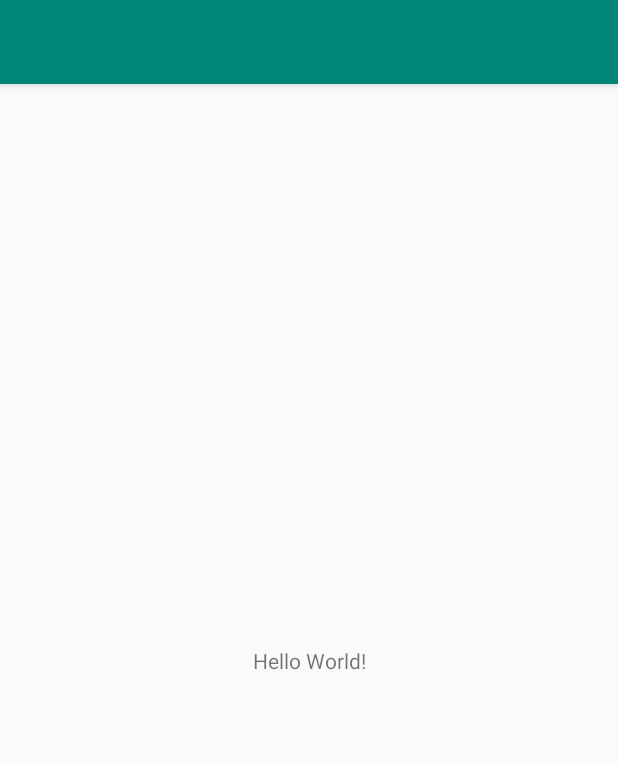
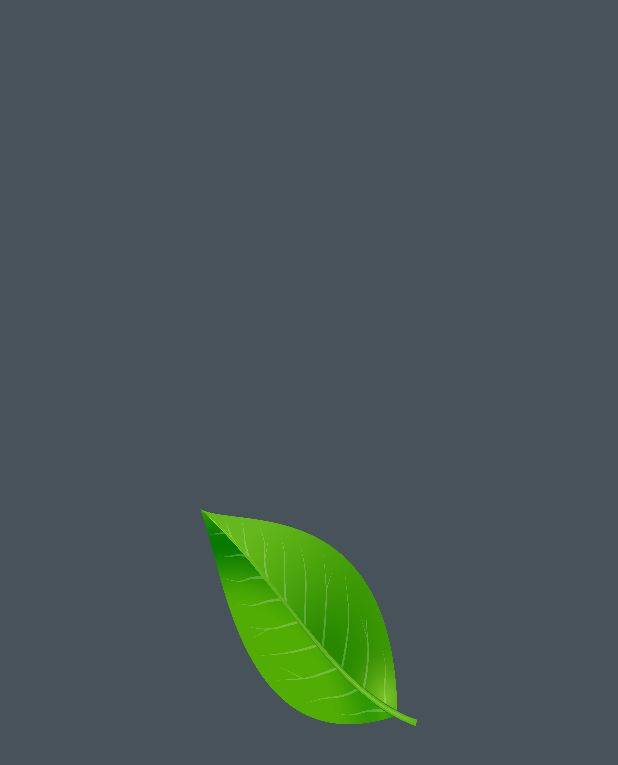
Before and after one commit to chaibytes/Basil, an Android app: the layout activity_main.xml on its own in the app's theme, with its tools: preview values and no code run, on a phone screen of 412 x 824 dp. Shown: the top 765 px of the screen. Run offline under Robolectric (Android 15) with nearby library versions, the phone set to English and light mode, and no system bars.

Commit message:
Animation and overlay to camera.

```diff
--- a/app/build.gradle
+++ b/app/build.gradle
@@ -4,7 +4,7 @@ android {
     compileSdkVersion 28
     defaultConfig {
         applicationId "com.example.basilandroid"
-        minSdkVersion 15
+        minSdkVersion 17
         targetSdkVersion 28
         versionCode 1
         versionName "1.0"
--- a/app/src/main/AndroidManifest.xml
+++ b/app/src/main/AndroidManifest.xml
@@ -17,6 +17,7 @@
         <activity
             android:name=".MainActivity"
             android:label="@string/app_name"
+            android:screenOrientation="portrait"
             android:theme="@style/AppTheme.NoActionBar">
             <intent-filter>
                 <action android:name="android.intent.action.MAIN" />
@@ -24,8 +25,6 @@
                 <category android:name="android.intent.category.LAUNCHER" />
             </intent-filter>
         </activity>
-        <activity android:name=".CameraActivity"
-            android:screenOrientation="portrait"/>
     </application>
 
 </manifest>
--- /dev/null
+++ b/app/src/main/java/com/example/basilandroid/OverlayImageView.java
@@ -0,0 +1,54 @@
+package com.example.basilandroid;
+
+import android.content.Context;
+import android.graphics.Canvas;
+import android.graphics.Paint;
+import android.graphics.PorterDuff;
+import android.graphics.PorterDuffXfermode;
+import android.graphics.RectF;
+import android.support.v7.widget.AppCompatImageView;
+import android.util.AttributeSet;
+import android.view.View;
+
+public class OverlayImageView extends AppCompatImageView {
+
+    private RectF circleRect = null;
+    private RectF rect = null;
+    private int radius;
+
+    public OverlayImageView(Context context, AttributeSet attrs) {
+        super(context, attrs);
+        setLayerType(View.LAYER_TYPE_SOFTWARE, null);
+    }
+
+    public void setCircle(RectF rect, int radius) {
+        this.circleRect = rect;
+        this.radius = radius;
+        //Redraw after defining circle
+        postInvalidate();
+    }
+
+    public void setRect(RectF rect) {
+        this.rect = rect;
+        //Redraw after defining rectangle
+        postInvalidate();
+    }
+
+    @Override
+    public void onDraw(Canvas canvas) {
+        super.onDraw(canvas);
+        Paint paint = new Paint(Paint.ANTI_ALIAS_FLAG);
+        paint.setColor(getResources().getColor(R.color.camerabackground));
+        paint.setStyle(Paint.Style.FILL);
+        canvas.drawPaint(paint);
+
+        paint.setXfermode(new PorterDuffXfermode(PorterDuff.Mode.CLEAR));
+        if(circleRect != null) {
+            canvas.drawRoundRect(circleRect, radius, radius, paint);
+        } else if (rect != null) {
+            canvas.drawRect(rect, paint);
+        }
+
+    }
+
+}
--- a/app/src/main/res/layout/activity_main.xml
+++ b/app/src/main/res/layout/activity_main.xml
@@ -1,25 +1,24 @@
 <?xml version="1.0" encoding="utf-8"?>
-<android.support.design.widget.CoordinatorLayout xmlns:android="http://schemas.android.com/apk/res/android"
-    xmlns:app="http://schemas.android.com/apk/res-auto"
+<FrameLayout xmlns:android="http://schemas.android.com/apk/res/android"
     xmlns:tools="http://schemas.android.com/tools"
     android:layout_width="match_parent"
     android:layout_height="match_parent"
     tools:context=".MainActivity">
 
-    <android.support.design.widget.AppBarLayout
+    <include layout="@layout/camera_preview"/>
+
+
+    <com.example.basilandroid.OverlayImageView
+        android:id="@+id/overlay"
         android:layout_width="match_parent"
-        android:layout_height="wrap_content"
-        android:theme="@style/AppTheme.AppBarOverlay">
+        android:layout_height="match_parent" />
 
-        <android.support.v7.widget.Toolbar
-            android:id="@+id/toolbar"
-            android:layout_width="match_parent"
-            android:layout_height="?attr/actionBarSize"
-            android:background="?attr/colorPrimary"
-            app:popupTheme="@style/AppTheme.PopupOverlay" />
 
-    </android.support.design.widget.AppBarLayout>
+    <ImageView
+        android:background="@drawable/basil_leaf"
+        android:id="@+id/basil_leaf_image"
+        android:layout_gravity="center"
+        android:layout_width="150dp"
+        android:layout_height="150dp" />
 
-    <include layout="@layout/content_main" />
-
-</android.support.design.widget.CoordinatorLayout>
+</FrameLayout>
--- a/app/src/main/res/layout/content_main.xml
+++ b/app/src/main/res/layout/content_main.xml
@@ -8,13 +8,18 @@
     tools:context=".MainActivity"
     tools:showIn="@layout/activity_main">
 
-    <TextView
-        android:layout_width="wrap_content"
-        android:layout_height="wrap_content"
-        android:text="Hello World!"
-        app:layout_constraintBottom_toBottomOf="parent"
-        app:layout_constraintLeft_toLeftOf="parent"
-        app:layout_constraintRight_toRightOf="parent"
-        app:layout_constraintTop_toTopOf="parent" />
+    <!--<TextView-->
+        <!--android:layout_width="wrap_content"-->
+        <!--android:layout_height="wrap_content"-->
+        <!--android:text="BASIL"-->
+        <!--app:layout_constraintBottom_toBottomOf="@id/basil_leaf_image"-->
+        <!--app:layout_constraintLeft_toLeftOf="parent"-->
+        <!--app:layout_constraintRight_toRightOf="parent"-->
+        <!--app:layout_constraintTop_toTopOf="parent"-->
+        <!--app:layout_constraintVertical_bias="0.553" />-->
 
+    <com.example.basilandroid.OverlayImageView
+        android:id="@+id/overlay"
+        android:layout_width="match_parent"
+        android:layout_height="match_parent" />
 </android.support.constraint.ConstraintLayout>
--- a/app/src/main/res/values/colors.xml
+++ b/app/src/main/res/values/colors.xml
@@ -3,4 +3,5 @@
     <color name="colorPrimary">#008577</color>
     <color name="colorPrimaryDark">#00574B</color>
     <color name="colorAccent">#D81B60</color>
+    <color name="camerabackground">#CC1C2833</color>
 </resources>
```
Also changed, not shown: app/src/main/java/com/example/basilandroid/CameraPreview.java (+57 -0 lines), app/src/main/java/com/example/basilandroid/MainActivity.java (+77 -28 lines), app/src/main/res/layout/camera_preview.xml (+3 -12 lines), app/src/main/res/drawable/basil_leaf.png, 1 other file.
